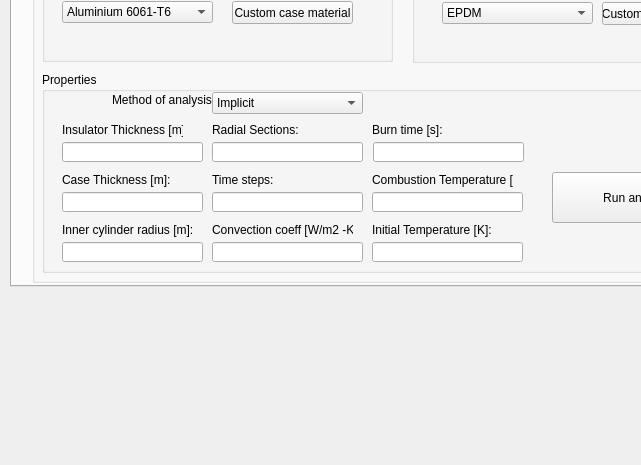
The window that gui.ui (Andres2704/rocketthermalanalysis) describes before a commit, drawn with Qt 5; both pictures show x 0 to 641 and y 103 to 568 of the 798 by 568 pixel window.
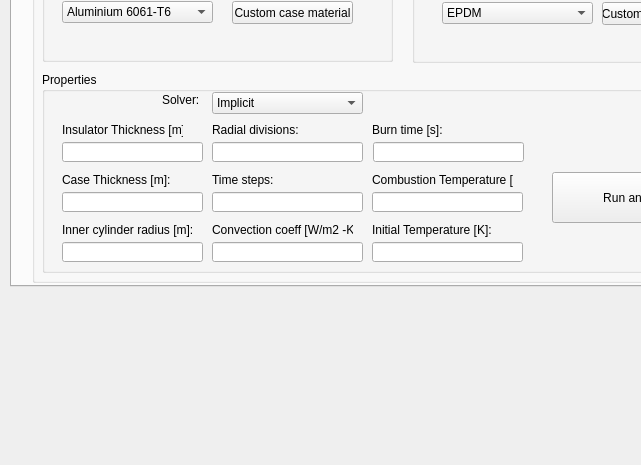
The same window after the commit. Icons and pictures are not drawn.

The edit to the form file:
```diff
--- a/gui.ui
+++ b/gui.ui
@@ -272,7 +272,7 @@
          </rect>
         </property>
         <property name="text">
-         <string>Radial Sections:</string>
+         <string>Radial divisions:</string>
         </property>
        </widget>
        <widget class="QLineEdit" name="r_steps">
@@ -416,14 +416,14 @@
        <widget class="QLabel" name="label_11">
         <property name="geometry">
          <rect>
-          <x>70</x>
+          <x>120</x>
           <y>20</y>
-          <width>101</width>
+          <width>41</width>
           <height>16</height>
          </rect>
         </property>
         <property name="text">
-         <string>Method of analysis:</string>
+         <string>Solver:</string>
         </property>
        </widget>
        <widget class="QComboBox" name="type_analysis_case">
@@ -1194,8 +1194,8 @@
    <widget class="QLabel" name="tau_logo">
     <property name="geometry">
      <rect>
-      <x>170</x>
-      <y>390</y>
+      <x>250</x>
+      <y>400</y>
       <width>311</width>
       <height>121</height>
      </rect>
```
Left out of the diff: 13 changed lines with no effect on the pictures.
